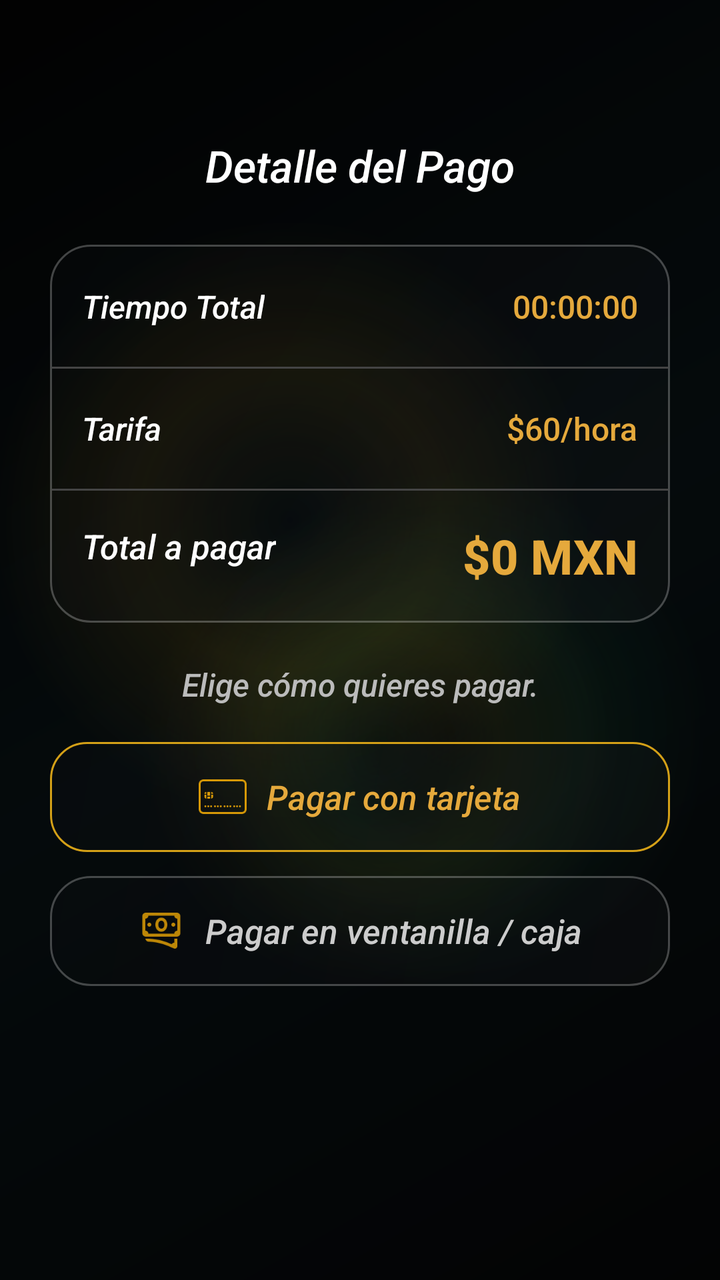
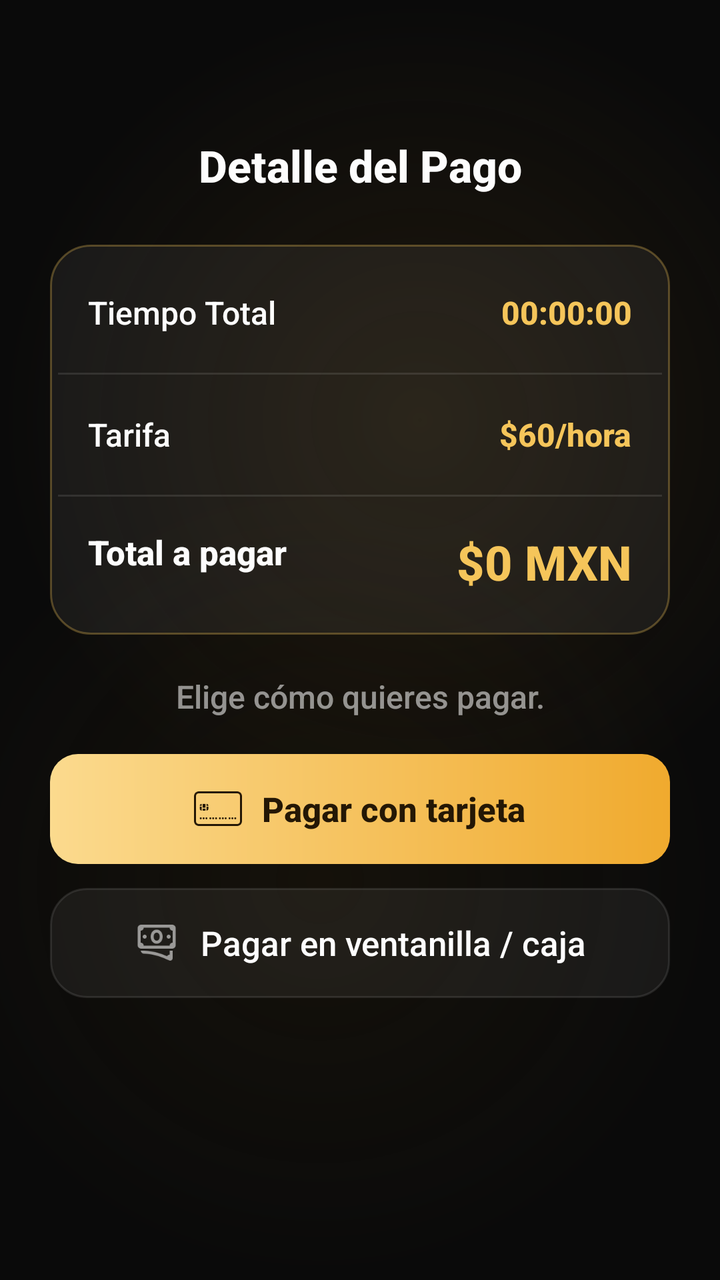

Compare the two renders of this Android layout. The source of the first and the diff that turns it into the second are given below.
<!-- AndroidManifest.xml: application theme Theme.AppKaaxPark -->
<!-- res/layout/activity_detalle_pago.xml -->
<?xml version="1.0" encoding="utf-8"?>
<androidx.constraintlayout.widget.ConstraintLayout
    xmlns:android="http://schemas.android.com/apk/res/android"
    xmlns:app="http://schemas.android.com/apk/res-auto"
    xmlns:tools="http://schemas.android.com/tools"
    android:layout_width="match_parent"
    android:layout_height="match_parent"
    android:background="@drawable/bg_screen_glass"
    tools:context=".Cliente.DetallePago">

    <TextView
        android:id="@+id/txtTitulo"
        android:layout_width="wrap_content"
        android:layout_height="wrap_content"
        android:text="Detalle del Pago"
        android:textColor="#FFFFFF"
        android:textSize="22sp"
        android:textStyle="italic"
        android:layout_marginTop="68dp"
        app:layout_constraintTop_toTopOf="parent"
        app:layout_constraintStart_toStartOf="parent"
        app:layout_constraintEnd_toEndOf="parent" />

    
    <LinearLayout
        android:id="@+id/containerDetalle"
        android:layout_width="match_parent"
        android:layout_height="wrap_content"
        android:layout_marginStart="25dp"
        android:layout_marginTop="25dp"
        android:layout_marginEnd="25dp"
        android:background="@drawable/border_detalle"
        android:orientation="vertical"
        android:padding="1dp"
        app:layout_constraintTop_toBottomOf="@id/txtTitulo"
        app:layout_constraintStart_toStartOf="parent"
        app:layout_constraintEnd_toEndOf="parent">

        <RelativeLayout
            android:layout_width="match_parent"
            android:layout_height="60dp"
            android:paddingHorizontal="15dp"
            android:gravity="center_vertical">
            <TextView
                android:layout_width="wrap_content"
                android:layout_height="wrap_content"
                android:text="Tiempo Total"
                android:textStyle="italic"
                android:textColor="#FFFFFF"
                android:textSize="16sp" />
            <TextView
                android:id="@+id/txtTiempoTotalValor"
                android:layout_width="wrap_content"
                android:layout_height="wrap_content"
                android:layout_alignParentEnd="true"
                android:text="00:00:00"
                android:textColor="#E5A93C"
                android:textSize="16sp" />
        </RelativeLayout>

        <View android:layout_width="match_parent" android:layout_height="1dp" android:background="#444444" />

        <RelativeLayout
            android:layout_width="match_parent"
            android:layout_height="60dp"
            android:paddingHorizontal="15dp"
            android:gravity="center_vertical">
            <TextView
                android:layout_width="wrap_content"
                android:layout_height="wrap_content"
                android:text="Tarifa"
                android:textStyle="italic"
                android:textColor="#FFFFFF"
                android:textSize="16sp" />
            <TextView
                android:id="@+id/txtTarifaValor"
                android:layout_width="wrap_content"
                android:layout_height="wrap_content"
                android:layout_alignParentEnd="true"
                android:text="$60/hora"
                android:textColor="#E5A93C"
                android:textSize="16sp" />
        </RelativeLayout>

        <View android:layout_width="match_parent" android:layout_height="1dp" android:background="#444444" />

        <RelativeLayout
            android:layout_width="match_parent"
            android:layout_height="65dp"
            android:paddingHorizontal="15dp"
            android:gravity="center_vertical">
            <TextView
                android:layout_width="wrap_content"
                android:layout_height="wrap_content"
                android:text="Total a pagar"
                android:textStyle="italic"
                android:textColor="#FFFFFF"
                android:textSize="17sp" />
            <TextView
                android:id="@+id/txtTotalValor"
                android:layout_width="wrap_content"
                android:layout_height="wrap_content"
                android:layout_alignParentEnd="true"
                android:text="$0 MXN"
                android:textColor="#E5A93C"
                android:textSize="24sp"
                android:textStyle="bold" />
        </RelativeLayout>
    </LinearLayout>

    
    <TextView
        android:id="@+id/txtAviso"
        android:layout_width="wrap_content"
        android:layout_height="wrap_content"
        android:layout_marginTop="20dp"
        android:layout_marginHorizontal="30dp"
        android:text="Elige cómo quieres pagar."
        android:textColor="#BBBBBB"
        android:textSize="16sp"
        android:textStyle="italic"
        android:gravity="center"
        app:layout_constraintEnd_toEndOf="parent"
        app:layout_constraintStart_toStartOf="parent"
        app:layout_constraintTop_toBottomOf="@id/containerDetalle" />

    
    <LinearLayout
        android:id="@+id/contenedorOpciones"
        android:layout_width="match_parent"
        android:layout_height="wrap_content"
        android:layout_marginStart="25dp"
        android:layout_marginEnd="25dp"
        android:layout_marginTop="18dp"
        android:orientation="vertical"
        android:visibility="visible"
        app:layout_constraintTop_toBottomOf="@id/txtAviso"
        app:layout_constraintStart_toStartOf="parent"
        app:layout_constraintEnd_toEndOf="parent">

        
        <LinearLayout
            android:id="@+id/btnPagarTarjeta"
            android:layout_width="match_parent"
            android:layout_height="55dp"
            android:layout_marginBottom="12dp"
            android:background="@drawable/border_boton_pagar"
            android:orientation="horizontal"
            android:gravity="center"
            android:clickable="true"
            android:focusable="true">

            <ImageView
                android:layout_width="24dp"
                android:layout_height="24dp"
                android:layout_marginEnd="10dp"
                android:src="@drawable/icon_tarjeta"
                android:alpha="0.85" />

            <TextView
                android:layout_width="wrap_content"
                android:layout_height="wrap_content"
                android:text="Pagar con tarjeta"
                android:textStyle="italic"
                android:textColor="#E5A93C"
                android:textSize="17sp" />
        </LinearLayout>

        
        <LinearLayout
            android:id="@+id/btnPagarCaja"
            android:layout_width="match_parent"
            android:layout_height="55dp"
            android:background="@drawable/borde_negro"
            android:orientation="horizontal"
            android:gravity="center"
            android:clickable="true"
            android:focusable="true">

            <ImageView
                android:layout_width="24dp"
                android:layout_height="24dp"
                android:layout_marginEnd="10dp"
                android:src="@drawable/icon_efectivo"
                android:alpha="0.75" />

            <TextView
                android:layout_width="wrap_content"
                android:layout_height="wrap_content"
                android:text="Pagar en ventanilla / caja"
                android:textStyle="italic"
                android:textColor="#CCCCCC"
                android:textSize="17sp" />
        </LinearLayout>

    </LinearLayout>

    
    <LinearLayout
        android:id="@+id/contenedorEspera"
        android:layout_width="match_parent"
        android:layout_height="wrap_content"
        android:layout_marginStart="30dp"
        android:layout_marginEnd="30dp"
        android:layout_marginTop="18dp"
        android:orientation="vertical"
        android:gravity="center"
        android:visibility="gone"
        app:layout_constraintTop_toBottomOf="@id/txtAviso"
        app:layout_constraintStart_toStartOf="parent"
        app:layout_constraintEnd_toEndOf="parent">

        <ProgressBar
            android:layout_width="48dp"
            android:layout_height="48dp"
            android:layout_marginBottom="16dp"
            android:indeterminateTint="#E5A93C" />

        <TextView
            android:id="@+id/txtEsperaEstado"
            android:layout_width="wrap_content"
            android:layout_height="wrap_content"
            android:text="Esperando confirmación del cajero…"
            android:textColor="#E5A93C"
            android:textSize="16sp"
            android:textStyle="italic"
            android:gravity="center"
            android:lineSpacingExtra="4dp" />

    </LinearLayout>

</androidx.constraintlayout.widget.ConstraintLayout>
<!-- resources referenced by this layout -->
<resources>
  <!-- drawable bg_screen_glass (drawable) -->
  <?xml version="1.0" encoding="utf-8"?>
  <layer-list xmlns:android="http://schemas.android.com/apk/res/android">
  
      <item>
          <shape android:shape="rectangle">
              <gradient
                  android:angle="135"
                  android:startColor="#050607"
                  android:centerColor="#081114"
                  android:endColor="#030303" />
          </shape>
      </item>
  
      <item
          android:left="-70dp"
          android:top="-120dp">
          <shape android:shape="oval">
              <size
                  android:width="260dp"
                  android:height="260dp" />
              <gradient
                  android:type="radial"
                  android:gradientRadius="150dp"
                  android:centerColor="#26D4A017"
                  android:endColor="#00D4A017" />
          </shape>
      </item>
  
      <item
          android:right="-90dp"
          android:top="90dp">
          <shape android:shape="oval">
              <size
                  android:width="240dp"
                  android:height="240dp" />
              <gradient
                  android:type="radial"
                  android:gradientRadius="130dp"
                  android:centerColor="#182ECC71"
                  android:endColor="#002ECC71" />
          </shape>
      </item>
  
      <item
          android:left="20dp"
          android:bottom="-110dp">
          <shape android:shape="oval">
              <size
                  android:width="220dp"
                  android:height="220dp" />
              <gradient
                  android:type="radial"
                  android:gradientRadius="120dp"
                  android:centerColor="#1AD4A017"
                  android:endColor="#00D4A017" />
          </shape>
      </item>
  
      <item>
          <shape android:shape="rectangle">
              <solid android:color="@color/glass_scrim" />
          </shape>
      </item>
  
  </layer-list>
  <!-- drawable borde_negro (drawable) -->
  <?xml version="1.0" encoding="utf-8"?>
  <shape xmlns:android="http://schemas.android.com/apk/res/android">
      <gradient
          android:angle="135"
          android:startColor="#33181C20"
          android:centerColor="#2A161A1E"
          android:endColor="#22101214" />
      <stroke
          android:width="1dp"
          android:color="@color/glass_border" />
      <corners android:radius="20dp" />
  </shape>
  <!-- drawable border_boton_pagar (drawable) -->
  <?xml version="1.0" encoding="utf-8"?>
  <shape xmlns:android="http://schemas.android.com/apk/res/android"
      android:shape="rectangle">
      <gradient
          android:angle="135"
          android:startColor="#33191D21"
          android:centerColor="#26171B1F"
          android:endColor="#20101214" />
      <stroke
          android:width="1dp"
          android:color="@color/gold_primary" />
      <corners android:radius="18dp" />
  </shape>
  <!-- drawable border_detalle (drawable) -->
  <?xml version="1.0" encoding="utf-8"?>
  <shape xmlns:android="http://schemas.android.com/apk/res/android">
      <gradient
          android:angle="135"
          android:startColor="#33191D21"
          android:centerColor="#26171B1F"
          android:endColor="#20101214" />
      <stroke
          android:width="1dp"
          android:color="@color/glass_border" />
      <corners android:radius="20dp" />
  </shape>
  <style name="Theme.AppKaaxPark" parent="Base.Theme.AppKaaxPark" />
  <color name="glass_scrim">#66000000</color>
  <color name="glass_border">#40FFFFFF</color>
  <color name="gold_primary">#D4A017</color>
  <color name="black">#FF000000</color>
  <color name="gold_secondary">#E5A93C</color>
  <color name="gold_light">#F0C24B</color>
  <color name="glass_surface">#33191D21</color>
  <color name="white">#FFFFFFFF</color>
  <color name="glass_surface_soft">#22191D21</color>
  <style name="Widget.AppKaaxPark.EditText" parent="@android:style/Widget.EditText">
          <item name="android:fontFamily">sans-serif-medium</item>
      </style>
  <!-- unchanged entries left out for length: 5 -->
</resources>

<!-- the commit's change to res/layout/activity_detalle_pago.xml (unified diff, before → after) -->
@@ -13,9 +13,9 @@
         android:layout_width="wrap_content"
         android:layout_height="wrap_content"
         android:text="Detalle del Pago"
-        android:textColor="#FFFFFF"
+        android:textColor="#FDFDFD"
         android:textSize="22sp"
-        android:textStyle="italic"
+        android:textStyle="bold"
         android:layout_marginTop="68dp"
         app:layout_constraintTop_toTopOf="parent"
         app:layout_constraintStart_toStartOf="parent"
@@ -29,9 +29,9 @@
         android:layout_marginStart="25dp"
         android:layout_marginTop="25dp"
         android:layout_marginEnd="25dp"
-        android:background="@drawable/border_detalle"
+        android:background="@drawable/bg_glass_card_gold"
         android:orientation="vertical"
-        android:padding="1dp"
+        android:padding="4dp"
         app:layout_constraintTop_toBottomOf="@id/txtTitulo"
         app:layout_constraintStart_toStartOf="parent"
         app:layout_constraintEnd_toEndOf="parent">
@@ -45,8 +45,7 @@
                 android:layout_width="wrap_content"
                 android:layout_height="wrap_content"
                 android:text="Tiempo Total"
-                android:textStyle="italic"
-                android:textColor="#FFFFFF"
+                android:textColor="#FDFDFD"
                 android:textSize="16sp" />
             <TextView
                 android:id="@+id/txtTiempoTotalValor"
@@ -54,11 +53,12 @@
                 android:layout_height="wrap_content"
                 android:layout_alignParentEnd="true"
                 android:text="00:00:00"
-                android:textColor="#E5A93C"
-                android:textSize="16sp" />
+                android:textColor="#F5C55A"
+                android:textSize="16sp"
+                android:textStyle="bold" />
         </RelativeLayout>
 
-        <View android:layout_width="match_parent" android:layout_height="1dp" android:background="#444444" />
+        <View android:layout_width="match_parent" android:layout_height="1dp" android:background="#1AFFFFFF" />
 
         <RelativeLayout
             android:layout_width="match_parent"
@@ -69,8 +69,7 @@
                 android:layout_width="wrap_content"
                 android:layout_height="wrap_content"
                 android:text="Tarifa"
-                android:textStyle="italic"
-                android:textColor="#FFFFFF"
+                android:textColor="#FDFDFD"
                 android:textSize="16sp" />
             <TextView
                 android:id="@+id/txtTarifaValor"
@@ -78,11 +77,12 @@
                 android:layout_height="wrap_content"
                 android:layout_alignParentEnd="true"
                 android:text="$60/hora"
-                android:textColor="#E5A93C"
-                android:textSize="16sp" />
+                android:textColor="#F5C55A"
+                android:textSize="16sp"
+                android:textStyle="bold" />
         </RelativeLayout>
 
-        <View android:layout_width="match_parent" android:layout_height="1dp" android:background="#444444" />
+        <View android:layout_width="match_parent" android:layout_height="1dp" android:background="#1AFFFFFF" />
 
         <RelativeLayout
             android:layout_width="match_parent"
@@ -93,16 +93,16 @@
                 android:layout_width="wrap_content"
                 android:layout_height="wrap_content"
                 android:text="Total a pagar"
-                android:textStyle="italic"
-                android:textColor="#FFFFFF"
-                android:textSize="17sp" />
+                android:textColor="#FDFDFD"
+                android:textSize="17sp"
+                android:textStyle="bold" />
             <TextView
                 android:id="@+id/txtTotalValor"
                 android:layout_width="wrap_content"
                 android:layout_height="wrap_content"
                 android:layout_alignParentEnd="true"
                 android:text="$0 MXN"
-                android:textColor="#E5A93C"
+                android:textColor="#F5C55A"
                 android:textSize="24sp"
                 android:textStyle="bold" />
         </RelativeLayout>
@@ -116,9 +116,8 @@
         android:layout_marginTop="20dp"
         android:layout_marginHorizontal="30dp"
         android:text="Elige cómo quieres pagar."
-        android:textColor="#BBBBBB"
+        android:textColor="#8CFFFFFF"
         android:textSize="16sp"
-        android:textStyle="italic"
         android:gravity="center"
         app:layout_constraintEnd_toEndOf="parent"
         app:layout_constraintStart_toStartOf="parent"
@@ -144,7 +143,7 @@
             android:layout_width="match_parent"
             android:layout_height="55dp"
             android:layout_marginBottom="12dp"
-            android:background="@drawable/border_boton_pagar"
+            android:background="@drawable/bg_button_gold"
             android:orientation="horizontal"
             android:gravity="center"
             android:clickable="true"
@@ -155,14 +154,14 @@
                 android:layout_height="24dp"
                 android:layout_marginEnd="10dp"
                 android:src="@drawable/icon_tarjeta"
-                android:alpha="0.85" />
+                app:tint="#241705" />
 
             <TextView
                 android:layout_width="wrap_content"
                 android:layout_height="wrap_content"
                 android:text="Pagar con tarjeta"
-                android:textStyle="italic"
-                android:textColor="#E5A93C"
+                android:textColor="#241705"
+                android:textStyle="bold"
                 android:textSize="17sp" />
         </LinearLayout>
 
@@ -171,7 +170,7 @@
             android:id="@+id/btnPagarCaja"
             android:layout_width="match_parent"
             android:layout_height="55dp"
-            android:background="@drawable/borde_negro"
+            android:background="@drawable/bg_glass_card"
             android:orientation="horizontal"
             android:gravity="center"
             android:clickable="true"
@@ -182,14 +181,13 @@
                 android:layout_height="24dp"
                 android:layout_marginEnd="10dp"
                 android:src="@drawable/icon_efectivo"
-                android:alpha="0.75" />
+                app:tint="#8CFFFFFF" />
 
             <TextView
                 android:layout_width="wrap_content"
                 android:layout_height="wrap_content"
                 android:text="Pagar en ventanilla / caja"
-                android:textStyle="italic"
-                android:textColor="#CCCCCC"
+                android:textColor="#FDFDFD"
                 android:textSize="17sp" />
         </LinearLayout>
 
@@ -214,16 +212,16 @@
             android:layout_width="48dp"
             android:layout_height="48dp"
             android:layout_marginBottom="16dp"
-            android:indeterminateTint="#E5A93C" />
+            android:indeterminateTint="#F5C55A" />
 
         <TextView
             android:id="@+id/txtEsperaEstado"
             android:layout_width="wrap_content"
             android:layout_height="wrap_content"
             android:text="Esperando confirmación del cajero…"
-            android:textColor="#E5A93C"
+            android:textColor="#F5C55A"
             android:textSize="16sp"
-            android:textStyle="italic"
+            android:textStyle="bold"
             android:gravity="center"
             android:lineSpacingExtra="4dp" />
 
<!-- resource entries referenced after the edit -->
@@ -1,113 +1,74 @@
 <!-- resources referenced by this layout -->
 <resources>
+  <!-- drawable bg_button_gold (drawable) -->
+  <?xml version="1.0" encoding="utf-8"?>
+  <shape xmlns:android="http://schemas.android.com/apk/res/android"
+      android:shape="rectangle">
+      <gradient
+          android:angle="0"
+          android:startColor="#FBDA8E"
+          android:endColor="#F0AA2E" />
+      <corners android:radius="14dp" />
+  </shape>
+  <!-- drawable bg_glass_card (drawable) -->
+  <?xml version="1.0" encoding="utf-8"?>
+  <shape xmlns:android="http://schemas.android.com/apk/res/android"
+      android:shape="rectangle">
+      <solid android:color="#0FFFFFFF" /> 
+      <stroke
+          android:width="1dp"
+          android:color="#1AFFFFFF" /> 
+      <corners android:radius="18dp" />
+  </shape>
+  <!-- drawable bg_glass_card_gold (drawable) -->
+  <?xml version="1.0" encoding="utf-8"?>
+  <shape xmlns:android="http://schemas.android.com/apk/res/android"
+      android:shape="rectangle">
+      <solid android:color="#0FFFFFFF" /> 
+      <stroke
+          android:width="1dp"
+          android:color="#4DF5C55A" /> 
+      <corners android:radius="20dp" />
+  </shape>
   <!-- drawable bg_screen_glass (drawable) -->
   <?xml version="1.0" encoding="utf-8"?>
   <layer-list xmlns:android="http://schemas.android.com/apk/res/android">
   
+      
       <item>
           <shape android:shape="rectangle">
-              <gradient
-                  android:angle="135"
-                  android:startColor="#050607"
-                  android:centerColor="#081114"
-                  android:endColor="#030303" />
+              <solid android:color="#0A0A0A" />
           </shape>
       </item>
   
-      <item
-          android:left="-70dp"
-          android:top="-120dp">
+      
+      <item android:gravity="top|start">
           <shape android:shape="oval">
-              <size
-                  android:width="260dp"
-                  android:height="260dp" />
+              <size android:width="420dp" android:height="420dp" />
               <gradient
                   android:type="radial"
-                  android:gradientRadius="150dp"
-                  android:centerColor="#26D4A017"
-                  android:endColor="#00D4A017" />
+                  android:gradientRadius="210dp"
+                  android:centerColor="#333A2A10"
+                  android:startColor="#663A2A10"
+                  android:endColor="#000A0A0A" />
           </shape>
       </item>
   
-      <item
-          android:right="-90dp"
-          android:top="90dp">
+      
+      <item android:gravity="bottom|end">
           <shape android:shape="oval">
-              <size
-                  android:width="240dp"
-                  android:height="240dp" />
+              <size android:width="400dp" android:height="400dp" />
               <gradient
                   android:type="radial"
-                  android:gradientRadius="130dp"
-                  android:centerColor="#182ECC71"
-                  android:endColor="#002ECC71" />
-          </shape>
-      </item>
-  
-      <item
-          android:left="20dp"
-          android:bottom="-110dp">
-          <shape android:shape="oval">
-              <size
-                  android:width="220dp"
-                  android:height="220dp" />
-              <gradient
-                  android:type="radial"
-                  android:gradientRadius="120dp"
-                  android:centerColor="#1AD4A017"
-                  android:endColor="#00D4A017" />
-          </shape>
-      </item>
-  
-      <item>
-          <shape android:shape="rectangle">
-              <solid android:color="@color/glass_scrim" />
+                  android:gradientRadius="200dp"
+                  android:centerColor="#2A2A1F0A"
+                  android:startColor="#552A1F0A"
+                  android:endColor="#000A0A0A" />
           </shape>
       </item>
   
   </layer-list>
-  <!-- drawable borde_negro (drawable) -->
-  <?xml version="1.0" encoding="utf-8"?>
-  <shape xmlns:android="http://schemas.android.com/apk/res/android">
-      <gradient
-          android:angle="135"
-          android:startColor="#33181C20"
-          android:centerColor="#2A161A1E"
-          android:endColor="#22101214" />
-      <stroke
-          android:width="1dp"
-          android:color="@color/glass_border" />
-      <corners android:radius="20dp" />
-  </shape>
-  <!-- drawable border_boton_pagar (drawable) -->
-  <?xml version="1.0" encoding="utf-8"?>
-  <shape xmlns:android="http://schemas.android.com/apk/res/android"
-      android:shape="rectangle">
-      <gradient
-          android:angle="135"
-          android:startColor="#33191D21"
-          android:centerColor="#26171B1F"
-          android:endColor="#20101214" />
-      <stroke
-          android:width="1dp"
-          android:color="@color/gold_primary" />
-      <corners android:radius="18dp" />
-  </shape>
-  <!-- drawable border_detalle (drawable) -->
-  <?xml version="1.0" encoding="utf-8"?>
-  <shape xmlns:android="http://schemas.android.com/apk/res/android">
-      <gradient
-          android:angle="135"
-          android:startColor="#33191D21"
-          android:centerColor="#26171B1F"
-          android:endColor="#20101214" />
-      <stroke
-          android:width="1dp"
-          android:color="@color/glass_border" />
-      <corners android:radius="20dp" />
-  </shape>
   <style name="Theme.AppKaaxPark" parent="Base.Theme.AppKaaxPark" />
-  <color name="glass_scrim">#66000000</color>
   <color name="glass_border">#40FFFFFF</color>
   <color name="gold_primary">#D4A017</color>
   <color name="black">#FF000000</color>
